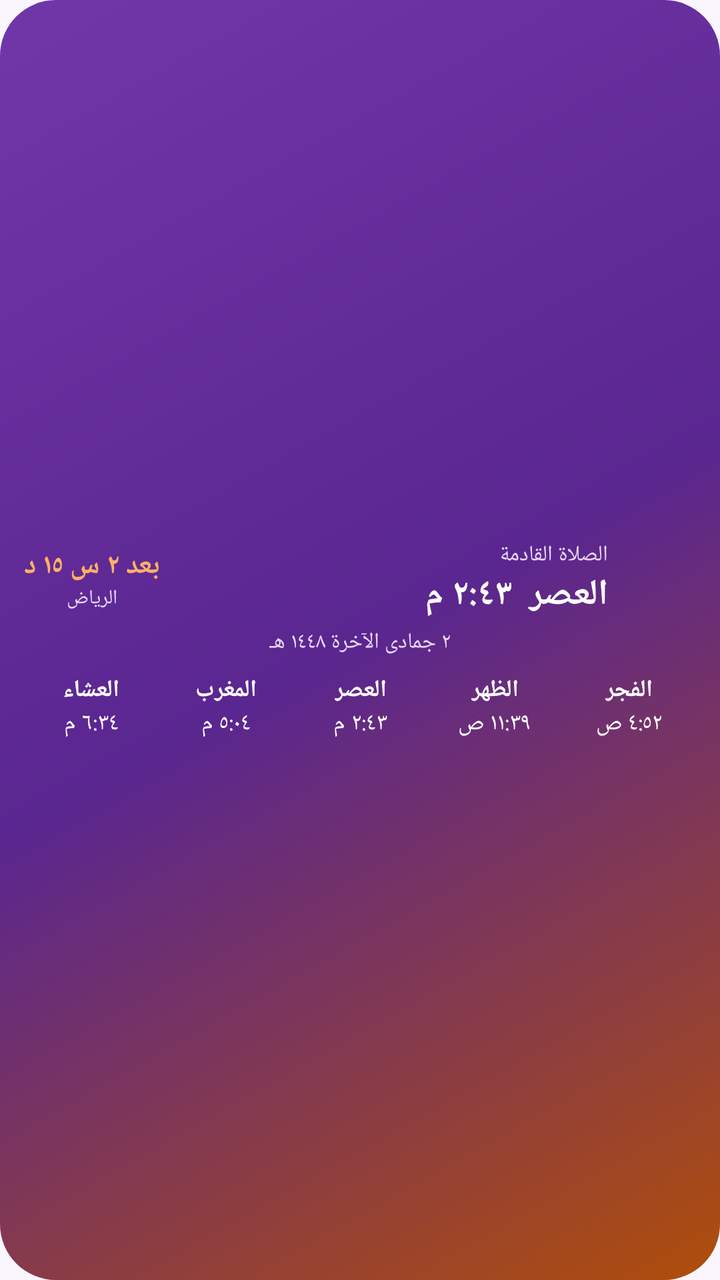
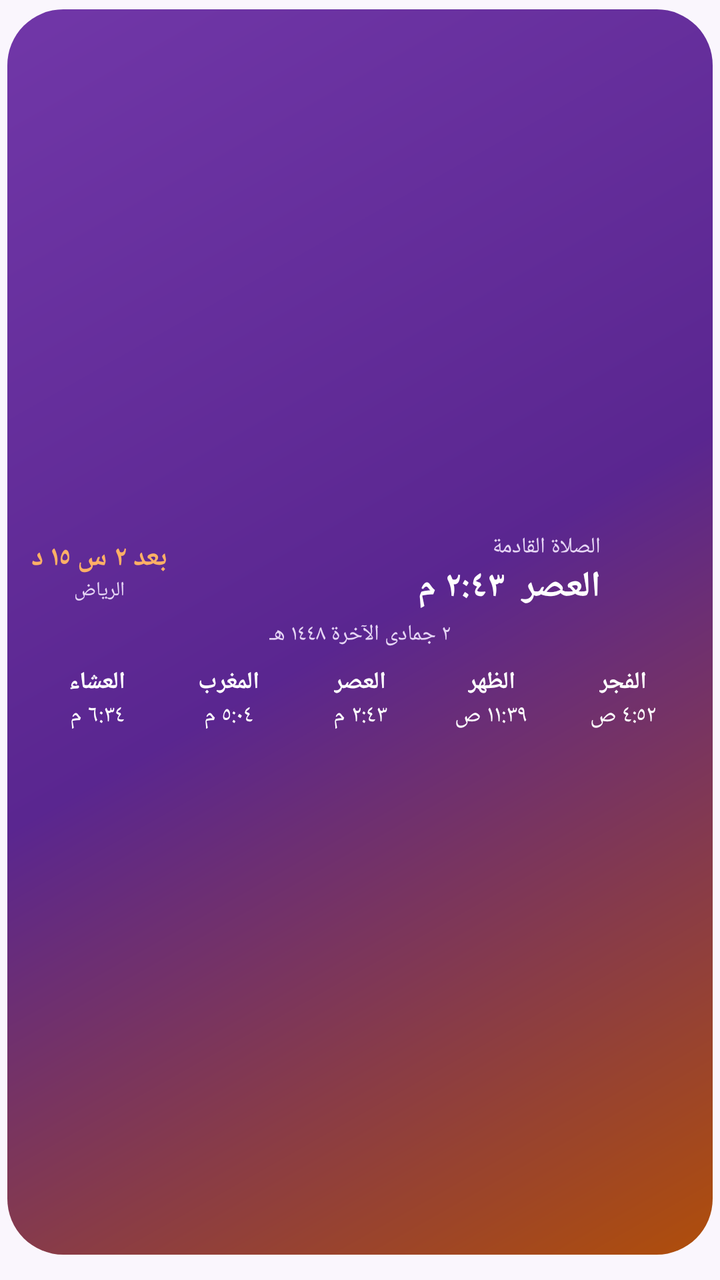

Screens rendered from an Android XML layout before and after an edit, with the pre-edit source and the edit as a unified diff.
<!-- AndroidManifest.xml: application theme AppTheme -->
<!-- res/layout/widget_prayer.xml -->
<?xml version="1.0" encoding="utf-8"?>
<FrameLayout xmlns:android="http://schemas.android.com/apk/res/android" android:id="@+id/widget_root" android:layout_width="match_parent" android:layout_height="match_parent" android:layoutDirection="rtl">
    <ImageView android:id="@+id/wbg" android:layout_width="match_parent" android:layout_height="match_parent" android:clipToOutline="true" android:scaleType="fitXY" android:src="@drawable/wbg_grad_2" android:contentDescription="@null" />
    <LinearLayout android:layout_width="match_parent" android:layout_height="match_parent" android:orientation="vertical" android:gravity="center" android:padding="12dp">
        <LinearLayout android:layout_width="match_parent" android:layout_height="wrap_content" android:orientation="horizontal" android:gravity="center_vertical">
            <ImageView android:layout_width="34dp" android:layout_height="34dp" android:src="@mipmap/ic_launcher" android:contentDescription="@null" />
            <LinearLayout android:layout_width="0dp" android:layout_height="wrap_content" android:layout_weight="1" android:orientation="vertical" android:paddingStart="10dp" android:paddingEnd="6dp">
                <TextView android:id="@+id/w_label" android:layout_width="wrap_content" android:layout_height="wrap_content" android:text="الصلاة القادمة" android:textColor="#E6D6F5" android:textSize="11dp" android:maxLines="1" android:ellipsize="end"  />
                <TextView android:id="@+id/w_next" android:layout_width="wrap_content" android:layout_height="wrap_content" android:text="العصر  ٢:٤٣ م" android:textColor="#FFFFFF" android:textSize="18dp" android:maxLines="1" android:ellipsize="end" android:textStyle="bold" />
            </LinearLayout>
            <LinearLayout android:layout_width="wrap_content" android:layout_height="wrap_content" android:orientation="vertical" android:gravity="center">
                <TextView android:id="@+id/w_cd" android:layout_width="wrap_content" android:layout_height="wrap_content" android:text="بعد ٢ س ١٥ د" android:textColor="#FFB066" android:textSize="14dp" android:maxLines="1" android:ellipsize="end" android:textStyle="bold" />
                <TextView android:id="@+id/w_city" android:layout_width="wrap_content" android:layout_height="wrap_content" android:text="الرياض" android:textColor="#E6D6F5" android:textSize="10dp" android:maxLines="1" android:ellipsize="end"  />
            <TextView android:id="@+id/w_weather" android:layout_width="wrap_content" android:layout_height="wrap_content" android:textColor="#FFFFFF" android:textSize="11dp" android:maxLines="1" android:visibility="gone" />
            </LinearLayout>
        </LinearLayout>
        <TextView android:id="@+id/w_hijri" android:layout_width="wrap_content" android:layout_height="wrap_content" android:text="٢ جمادى الآخرة ١٤٤٨ هـ" android:textColor="#E6D6F5" android:textSize="11dp" android:maxLines="1" android:ellipsize="end"  android:layout_marginTop="4dp"/>
        <LinearLayout android:layout_width="match_parent" android:layout_height="wrap_content" android:layout_marginTop="8dp" android:orientation="horizontal">
            <LinearLayout android:layout_width="0dp" android:layout_height="wrap_content" android:layout_weight="1" android:orientation="vertical" android:gravity="center">
                <TextView android:id="@+id/n0" android:layout_width="wrap_content" android:layout_height="wrap_content" android:text="الفجر" android:textColor="#FFFFFF" android:textSize="12dp" android:maxLines="1" android:ellipsize="end" android:textStyle="bold" />
                <TextView android:id="@+id/t0" android:layout_width="wrap_content" android:layout_height="wrap_content" android:text="٤:٥٢ ص" android:textColor="#FFFFFF" android:textSize="12dp" android:maxLines="1" android:ellipsize="end"  />
            </LinearLayout>
            <LinearLayout android:layout_width="0dp" android:layout_height="wrap_content" android:layout_weight="1" android:orientation="vertical" android:gravity="center">
                <TextView android:id="@+id/n1" android:layout_width="wrap_content" android:layout_height="wrap_content" android:text="الظهر" android:textColor="#FFFFFF" android:textSize="12dp" android:maxLines="1" android:ellipsize="end" android:textStyle="bold" />
                <TextView android:id="@+id/t1" android:layout_width="wrap_content" android:layout_height="wrap_content" android:text="١١:٣٩ ص" android:textColor="#FFFFFF" android:textSize="12dp" android:maxLines="1" android:ellipsize="end"  />
            </LinearLayout>
            <LinearLayout android:layout_width="0dp" android:layout_height="wrap_content" android:layout_weight="1" android:orientation="vertical" android:gravity="center">
                <TextView android:id="@+id/n2" android:layout_width="wrap_content" android:layout_height="wrap_content" android:text="العصر" android:textColor="#FFFFFF" android:textSize="12dp" android:maxLines="1" android:ellipsize="end" android:textStyle="bold" />
                <TextView android:id="@+id/t2" android:layout_width="wrap_content" android:layout_height="wrap_content" android:text="٢:٤٣ م" android:textColor="#FFFFFF" android:textSize="12dp" android:maxLines="1" android:ellipsize="end"  />
            </LinearLayout>
            <LinearLayout android:layout_width="0dp" android:layout_height="wrap_content" android:layout_weight="1" android:orientation="vertical" android:gravity="center">
                <TextView android:id="@+id/n3" android:layout_width="wrap_content" android:layout_height="wrap_content" android:text="المغرب" android:textColor="#FFFFFF" android:textSize="12dp" android:maxLines="1" android:ellipsize="end" android:textStyle="bold" />
                <TextView android:id="@+id/t3" android:layout_width="wrap_content" android:layout_height="wrap_content" android:text="٥:٠٤ م" android:textColor="#FFFFFF" android:textSize="12dp" android:maxLines="1" android:ellipsize="end"  />
            </LinearLayout>
            <LinearLayout android:layout_width="0dp" android:layout_height="wrap_content" android:layout_weight="1" android:orientation="vertical" android:gravity="center">
                <TextView android:id="@+id/n4" android:layout_width="wrap_content" android:layout_height="wrap_content" android:text="العشاء" android:textColor="#FFFFFF" android:textSize="12dp" android:maxLines="1" android:ellipsize="end" android:textStyle="bold" />
                <TextView android:id="@+id/t4" android:layout_width="wrap_content" android:layout_height="wrap_content" android:text="٦:٣٤ م" android:textColor="#FFFFFF" android:textSize="12dp" android:maxLines="1" android:ellipsize="end"  />
            </LinearLayout>
        </LinearLayout>
    </LinearLayout>
</FrameLayout>
<!-- resources referenced by this layout -->
<resources>
  <!-- drawable wbg_grad_2 (drawable) -->
  <?xml version="1.0" encoding="utf-8"?>
  <shape xmlns:android="http://schemas.android.com/apk/res/android" android:shape="rectangle">
      <gradient android:angle="315" android:startColor="#7137A8" android:centerColor="#5A2690" android:endColor="#B04E0A" />
      <corners android:radius="28dp" />
  </shape>
  <!-- mipmap ic_launcher (mipmap-anydpi-v26) -->
  <?xml version="1.0" encoding="utf-8"?>
  <adaptive-icon xmlns:android="http://schemas.android.com/apk/res/android">
      <background android:drawable="@drawable/ic_bg" />
      <foreground android:drawable="@drawable/ic_fg" />
      <monochrome android:drawable="@drawable/ic_fg_mono" />
  </adaptive-icon>
  <style name="AppTheme" parent="@android:style/Theme.Material.Light.NoActionBar">
          <item name="android:windowBackground">@color/bg</item>
          <item name="android:statusBarColor">@color/bg</item>
          <item name="android:navigationBarColor">@color/bg</item>
          <item name="android:colorAccent">@color/orange</item>
          <item name="android:colorPrimary">@color/purple</item>
      </style>
  <!-- drawable ic_bg: png bitmap (drawable-nodpi, 34109 bytes) -->
  <!-- drawable ic_fg: png bitmap (drawable-nodpi, 6709 bytes) -->
  <!-- drawable ic_fg_mono: png bitmap (drawable-nodpi, 6709 bytes) -->
  <color name="bg">#FAF6FD</color>
  <color name="orange">#F28A32</color>
  <color name="purple">#7137A8</color>
</resources>

<!-- the commit's change to res/layout/widget_prayer.xml (unified diff, before → after) -->
@@ -1,5 +1,5 @@
 <?xml version="1.0" encoding="utf-8"?>
-<FrameLayout xmlns:android="http://schemas.android.com/apk/res/android" android:id="@+id/widget_root" android:layout_width="match_parent" android:layout_height="match_parent" android:layoutDirection="rtl">
+<FrameLayout xmlns:android="http://schemas.android.com/apk/res/android" android:id="@+id/widget_root" android:layout_width="match_parent" android:layout_height="match_parent" android:layoutDirection="rtl" android:paddingStart="3.5dp" android:paddingEnd="3.5dp" android:paddingTop="4.5dp" android:paddingBottom="12.5dp">
     <ImageView android:id="@+id/wbg" android:layout_width="match_parent" android:layout_height="match_parent" android:clipToOutline="true" android:scaleType="fitXY" android:src="@drawable/wbg_grad_2" android:contentDescription="@null" />
     <LinearLayout android:layout_width="match_parent" android:layout_height="match_parent" android:orientation="vertical" android:gravity="center" android:padding="12dp">
         <LinearLayout android:layout_width="match_parent" android:layout_height="wrap_content" android:orientation="horizontal" android:gravity="center_vertical">
